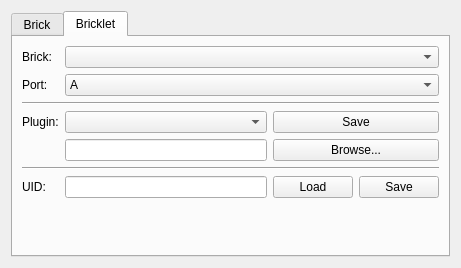
This is src/brickv/ui/flashing.ui in Tinkerforge/brickv as Qt 5 draws it before an edit. The edited form follows.
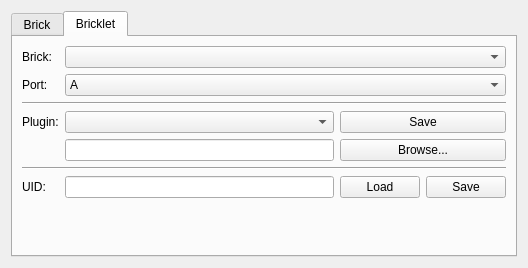
This is the edited form.

Commit message:
flashing/updates: Parse firmware/plugin file name from href attribute
Parsing from the a tag text isn't robust because the web server might
truncate the text.

```diff
--- a/src/brickv/ui/flashing.ui
+++ b/src/brickv/ui/flashing.ui
@@ -6,7 +6,7 @@
    <rect>
     <x>0</x>
     <y>0</y>
-    <width>461</width>
+    <width>528</width>
     <height>268</height>
    </rect>
   </property>
```
The commit also changes 2 other files.
